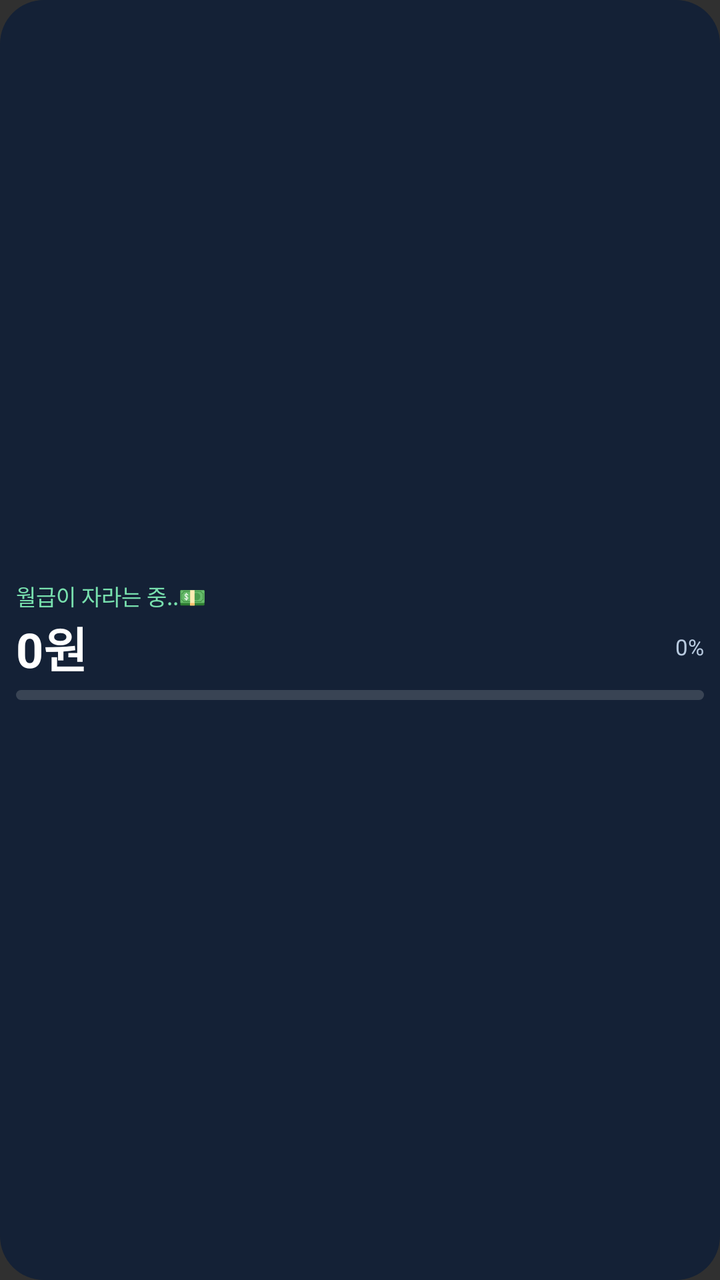
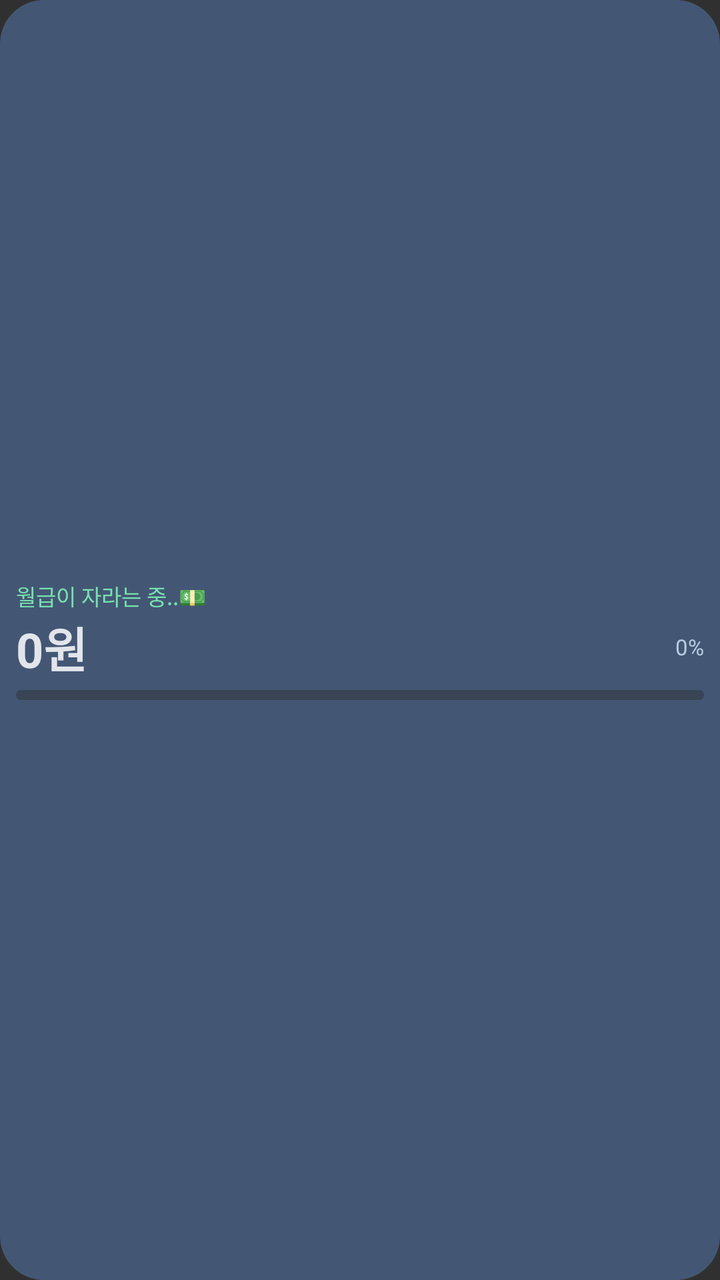

Compare the two renders of this Android layout. The source of the first and the diff that turns it into the second are given below.
<!-- AndroidManifest.xml: application theme android:Theme.Material.NoActionBar -->
<!-- res/layout/salary_widget_five.xml -->
<LinearLayout android:id="@+id/widget_root" xmlns:android="http://schemas.android.com/apk/res/android" android:layout_width="match_parent" android:layout_height="match_parent" android:orientation="vertical" android:gravity="center_vertical" android:padding="8dp" android:background="@drawable/widget_bg"><TextView android:id="@+id/title" android:layout_width="match_parent" android:layout_height="wrap_content" android:text="월급이 자라는 중..💵" android:textColor="#78E0AE" android:textSize="11sp" android:singleLine="true"/><LinearLayout android:layout_width="match_parent" android:layout_height="wrap_content" android:orientation="horizontal" android:gravity="center_vertical"><FrameLayout android:layout_width="0dp" android:layout_height="wrap_content" android:layout_weight="1"><TextView android:id="@+id/amount" android:layout_width="match_parent" android:layout_height="wrap_content" android:text="0원" android:textColor="#FFFFFF" android:textSize="24sp" android:textStyle="bold" android:singleLine="true" android:autoSizeTextType="uniform" android:autoSizeMinTextSize="11sp" android:autoSizeMaxTextSize="24sp"/><ImageView android:id="@+id/rainbow_amount" android:layout_width="match_parent" android:layout_height="match_parent" android:visibility="gone" android:scaleType="fitStart" android:adjustViewBounds="false"/></FrameLayout><TextView android:id="@+id/progress_text" android:layout_width="wrap_content" android:layout_height="wrap_content" android:text="0%" android:textColor="#B8CADF" android:textSize="11sp"/></LinearLayout><ProgressBar android:id="@+id/progress" style="?android:attr/progressBarStyleHorizontal" android:layout_width="match_parent" android:layout_height="5dp" android:layout_marginTop="4dp" android:max="10000" android:progressDrawable="@drawable/widget_progress_green"/><ProgressBar android:id="@+id/progress_lastfive" style="?android:attr/progressBarStyleHorizontal" android:layout_width="match_parent" android:layout_height="5dp" android:layout_marginTop="4dp" android:max="10000" android:progressDrawable="@drawable/widget_progress_lastfive" android:visibility="gone"/></LinearLayout>
<!-- resources referenced by this layout -->
<resources>
  <!-- drawable widget_bg (drawable) -->
  <shape xmlns:android="http://schemas.android.com/apk/res/android" android:shape="rectangle">
      <solid android:color="#142136"/>
      <corners android:radius="22dp"/>
  </shape>
  <!-- drawable widget_progress_green (drawable) -->
  <layer-list xmlns:android="http://schemas.android.com/apk/res/android"><item android:id="@android:id/background"><shape android:shape="rectangle"><corners android:radius="6dp"/><solid android:color="#394454"/></shape></item><item android:id="@android:id/progress"><clip><shape android:shape="rectangle"><corners android:radius="6dp"/><gradient android:angle="0" android:startColor="#B8F5B0" android:endColor="#075C32"/></shape></clip></item></layer-list>
  <!-- drawable widget_progress_lastfive (drawable) -->
  <layer-list xmlns:android="http://schemas.android.com/apk/res/android"><item android:id="@android:id/background"><shape android:shape="rectangle"><corners android:radius="6dp"/><solid android:color="#394454"/></shape></item><item android:id="@android:id/progress"><clip><shape android:shape="rectangle"><corners android:radius="6dp"/><gradient android:angle="0" android:startColor="#B8F5B0" android:centerColor="#075C32" android:endColor="#E44755" android:centerX="0.55"/></shape></clip></item></layer-list>
</resources>

<!-- the commit's change to res/layout/salary_widget_five.xml (unified diff, before → after) -->
@@ -1 +1 @@
-<LinearLayout android:id="@+id/widget_root" xmlns:android="http://schemas.android.com/apk/res/android" android:layout_width="match_parent" android:layout_height="match_parent" android:orientation="vertical" android:gravity="center_vertical" android:padding="8dp" android:background="@drawable/widget_bg"><TextView android:id="@+id/title" android:layout_width="match_parent" android:layout_height="wrap_content" android:text="월급이 자라는 중..💵" android:textColor="#78E0AE" android:textSize="11sp" android:singleLine="true"/><LinearLayout android:layout_width="match_parent" android:layout_height="wrap_content" android:orientation="horizontal" android:gravity="center_vertical"><FrameLayout android:layout_width="0dp" android:layout_height="wrap_content" android:layout_weight="1"><TextView android:id="@+id/amount" android:layout_width="match_parent" android:layout_height="wrap_content" android:text="0원" android:textColor="#FFFFFF" android:textSize="24sp" android:textStyle="bold" android:singleLine="true" android:autoSizeTextType="uniform" android:autoSizeMinTextSize="11sp" android:autoSizeMaxTextSize="24sp"/><ImageView android:id="@+id/rainbow_amount" android:layout_width="match_parent" android:layout_height="match_parent" android:visibility="gone" android:scaleType="fitStart" android:adjustViewBounds="false"/></FrameLayout><TextView android:id="@+id/progress_text" android:layout_width="wrap_content" android:layout_height="wrap_content" android:text="0%" android:textColor="#B8CADF" android:textSize="11sp"/></LinearLayout><ProgressBar android:id="@+id/progress" style="?android:attr/progressBarStyleHorizontal" android:layout_width="match_parent" android:layout_height="5dp" android:layout_marginTop="4dp" android:max="10000" android:progressDrawable="@drawable/widget_progress_green"/><ProgressBar android:id="@+id/progress_lastfive" style="?android:attr/progressBarStyleHorizontal" android:layout_width="match_parent" android:layout_height="5dp" android:layout_marginTop="4dp" android:max="10000" android:progressDrawable="@drawable/widget_progress_lastfive" android:visibility="gone"/></LinearLayout>
+<LinearLayout android:id="@+id/widget_root" xmlns:android="http://schemas.android.com/apk/res/android" android:layout_width="match_parent" android:layout_height="match_parent" android:orientation="vertical" android:gravity="center_vertical" android:padding="8dp" android:background="@drawable/widget_bg"><TextView android:id="@+id/title" android:layout_width="match_parent" android:layout_height="wrap_content" android:text="월급이 자라는 중..💵" android:textColor="#78E0AE" android:textSize="11sp" android:singleLine="true"/><LinearLayout android:layout_width="match_parent" android:layout_height="wrap_content" android:orientation="horizontal" android:gravity="center_vertical"><FrameLayout android:layout_width="0dp" android:layout_height="wrap_content" android:layout_weight="1"><TextView android:id="@+id/amount" android:layout_width="match_parent" android:layout_height="wrap_content" android:text="0원" android:textColor="#E2E5EA" android:textSize="24sp" android:textStyle="bold" android:singleLine="true" android:autoSizeTextType="uniform" android:autoSizeMinTextSize="11sp" android:autoSizeMaxTextSize="24sp"/><ImageView android:id="@+id/rainbow_amount" android:layout_width="match_parent" android:layout_height="match_parent" android:visibility="gone" android:scaleType="fitStart" android:adjustViewBounds="false"/></FrameLayout><TextView android:id="@+id/progress_text" android:layout_width="wrap_content" android:layout_height="wrap_content" android:text="0%" android:textColor="#B8CADF" android:textSize="11sp"/></LinearLayout><ProgressBar android:id="@+id/progress" style="?android:attr/progressBarStyleHorizontal" android:layout_width="match_parent" android:layout_height="5dp" android:layout_marginTop="4dp" android:max="10000" android:progressDrawable="@drawable/widget_progress_green"/><ProgressBar android:id="@+id/progress_lastfive" style="?android:attr/progressBarStyleHorizontal" android:layout_width="match_parent" android:layout_height="5dp" android:layout_marginTop="4dp" android:max="10000" android:progressDrawable="@drawable/widget_progress_lastfive" android:visibility="gone"/></LinearLayout>
<!-- resource entries referenced after the edit -->
@@ -2,12 +2,12 @@
 <resources>
   <!-- drawable widget_bg (drawable) -->
   <shape xmlns:android="http://schemas.android.com/apk/res/android" android:shape="rectangle">
-      <solid android:color="#142136"/>
+      <solid android:color="#435775"/>
       <corners android:radius="22dp"/>
   </shape>
   <!-- drawable widget_progress_green (drawable) -->
-  <layer-list xmlns:android="http://schemas.android.com/apk/res/android"><item android:id="@android:id/background"><shape android:shape="rectangle"><corners android:radius="6dp"/><solid android:color="#394454"/></shape></item><item android:id="@android:id/progress"><clip><shape android:shape="rectangle"><corners android:radius="6dp"/><gradient android:angle="0" android:startColor="#B8F5B0" android:endColor="#075C32"/></shape></clip></item></layer-list>
+  <layer-list xmlns:android="http://schemas.android.com/apk/res/android"><item android:id="@android:id/background"><shape android:shape="rectangle"><corners android:radius="6dp"/><solid android:color="#394454"/></shape></item><item android:id="@android:id/progress"><clip><shape android:shape="rectangle"><corners android:radius="6dp"/><gradient android:angle="0" android:startColor="#236B43" android:endColor="#A5F4A4"/></shape></clip></item></layer-list>
   <!-- drawable widget_progress_lastfive (drawable) -->
-  <layer-list xmlns:android="http://schemas.android.com/apk/res/android"><item android:id="@android:id/background"><shape android:shape="rectangle"><corners android:radius="6dp"/><solid android:color="#394454"/></shape></item><item android:id="@android:id/progress"><clip><shape android:shape="rectangle"><corners android:radius="6dp"/><gradient android:angle="0" android:startColor="#B8F5B0" android:centerColor="#075C32" android:endColor="#E44755" android:centerX="0.55"/></shape></clip></item></layer-list>
+  <layer-list xmlns:android="http://schemas.android.com/apk/res/android"><item android:id="@android:id/background"><shape android:shape="rectangle"><corners android:radius="6dp"/><solid android:color="#394454"/></shape></item><item android:id="@android:id/progress"><clip><shape android:shape="rectangle"><corners android:radius="6dp"/><gradient android:angle="0" android:startColor="#236B43" android:centerColor="#A5F4A4" android:endColor="#B50016" android:centerX="0.68"/></shape></clip></item></layer-list>
 </resources>
 
